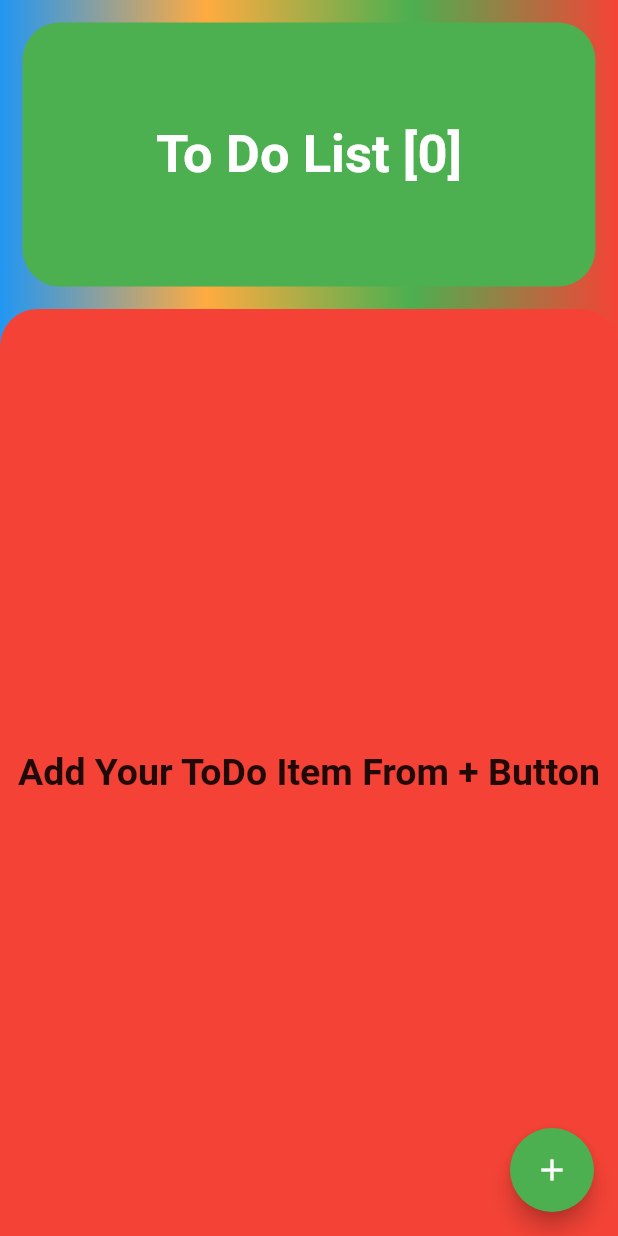
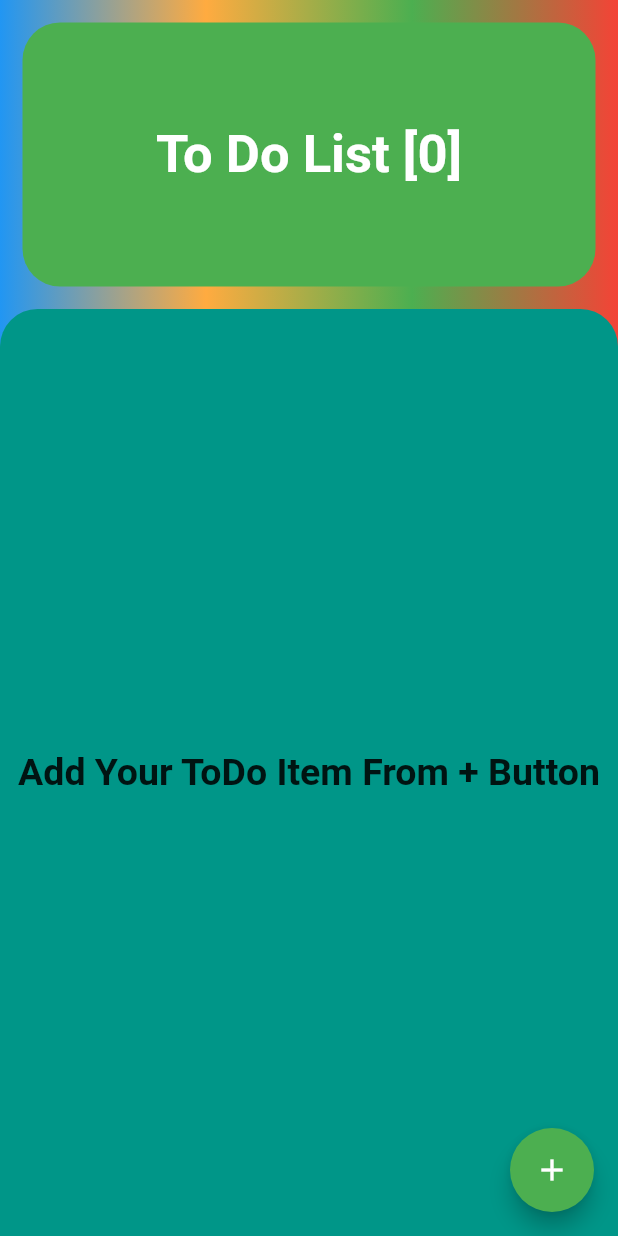
Before and after one commit to subrata731215/toDo_simple_use_provider, a Flutter app: the screen it shows after launch, on a phone screen of 412 x 824 dp. Run offline on Flutter 3.47's test engine with Material 2 defaults, Android fonts, the phone set to English and light mode, and no system bars.

Commit message:
Change todoList Color

```diff
--- a/lib/homePage.dart
+++ b/lib/homePage.dart
@@ -100,7 +100,7 @@ class _HomePageState extends State<HomePage> {
                 flex: 3,
                 child: Container(
                   decoration: const BoxDecoration(
-                    color: Colors.red,
+                    color: Colors.teal,
                     borderRadius: BorderRadius.only(
                       topRight: Radius.circular(25),
                       topLeft: Radius.circular(25),
```
